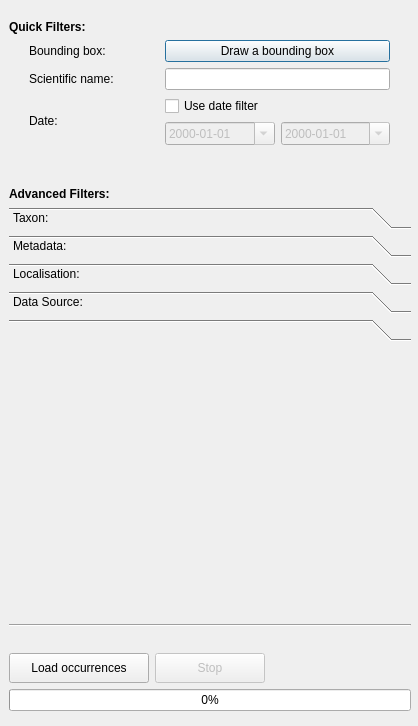
Qt form qgisgbifapi/gui/qgis_occurrences_dialog_base.ui (BelgianBiodiversityPlatform/qgis-gbif-api) before a commit.
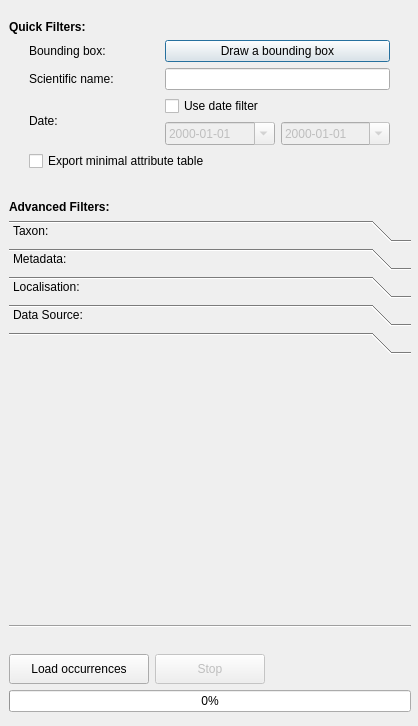
The same form after that commit. Custom widgets are drawn as their Qt base class.

Commit message: add minimal field list in metadata to filter attributes and a checkbox

```diff
--- a/qgisgbifapi/gui/qgis_occurrences_dialog_base.ui
+++ b/qgisgbifapi/gui/qgis_occurrences_dialog_base.ui
@@ -31,7 +31,7 @@
      <x>9</x>
      <y>20</y>
      <width>402</width>
-     <height>691</height>
+     <height>692</height>
     </rect>
    </property>
    <layout class="QVBoxLayout" name="verticalLayout">
@@ -175,6 +175,13 @@
         </property>
        </spacer>
       </item>
+      <item row="3" column="1" colspan="2">
+       <widget class="QCheckBox" name="minimalCheckBox">
+        <property name="text">
+         <string>Export minimal attribute table</string>
+        </property>
+       </widget>
+      </item>
      </layout>
     </item>
     <item>
```
Left out of the diff: 58 changed lines with no effect on the pictures. The commit also changes 7 other files.
